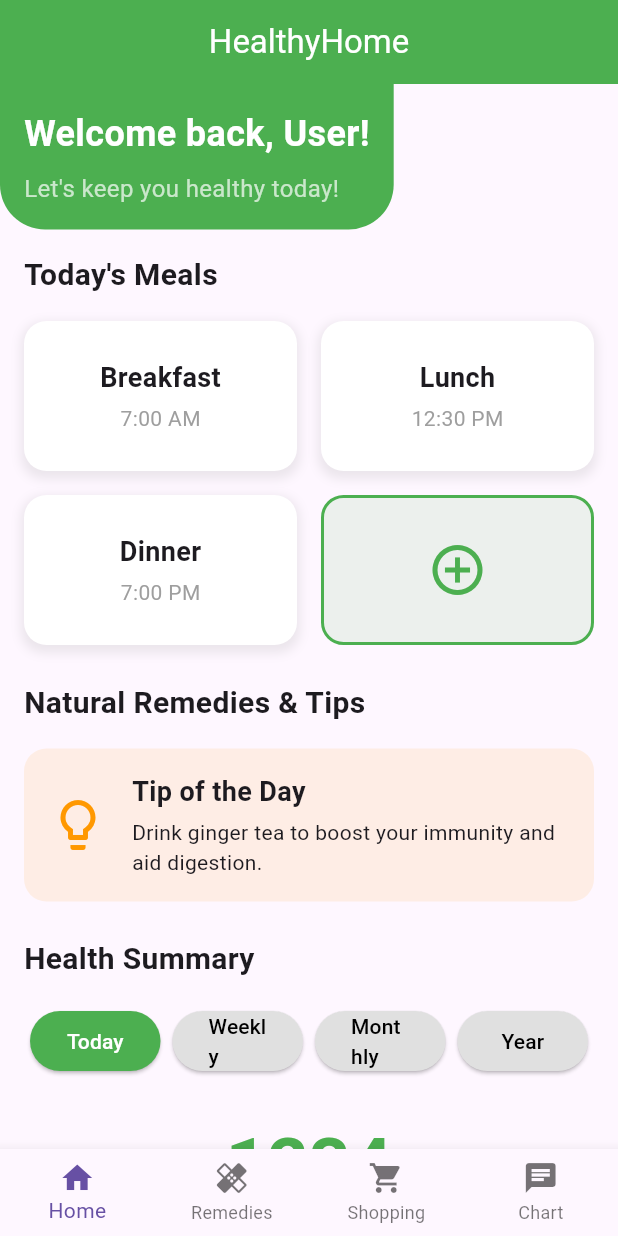
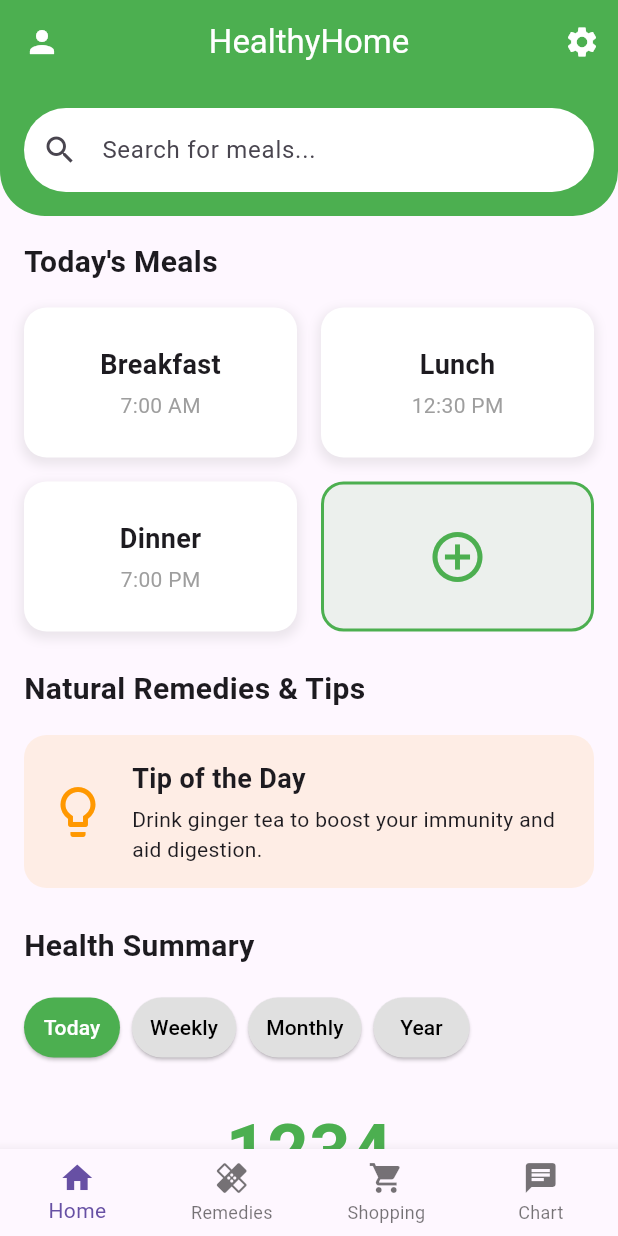
Before and after one commit to Fessynam/Smart_Health_Home, a Flutter app: the screen it shows after launch, on a phone screen of 412 x 824 dp. Run offline on Flutter 3.47's test engine with Material 3 defaults, Android fonts, the light colour scheme and no system bars; our stand-ins replace flutter_chat_types, flutter_chat_ui.

Commit message:
home screen and shoplist

```diff
--- a/lib/home_screen.dart
+++ b/lib/home_screen.dart
@@ -6,10 +6,33 @@ class HomeScreen extends StatefulWidget {
   @override
   _HomeScreenState createState() => _HomeScreenState();
 }
-
 class _HomeScreenState extends State<HomeScreen> {
   String selectedPeriod = 'Today';
   int caloriesConsumed = 1234;
+  String searchQuery = '';
+  List<Meal> allMeals = [
+    Meal('Grilled Chicken Salad', 'https://bing.com/th?id=OSK.661aa6abe4e321b243ee34db4b45bc1c'),
+    Meal('Vegetable Stir Fry', 'https://th.bing.com/th/id/R.dbe7b9c9b422903d8b3b932f082dac6f?rik=2%2byVuXNBr%2fn5xA&pid=ImgRaw&r=0'),
+    Meal('Salmon with Roasted Vegetables', 'https://th.bing.com/th/id/R.9d4b963d811b25920574222859a69d8a?rik=Vkx1rqMhIOZCgA&pid=ImgRaw&r=0'),
+    Meal('Quinoa Buddha Bowl', 'https://th.bing.com/th/id/R.10b8b66e515f2d17211970b0c80c230f?rik=7jaM%2b3sPS7CoOg&riu=http%3a%2f%2fimages.media-allrecipes.com%2fuserphotos%2f960x960%2f4565089.jpg&ehk=R%2fOehHHQfDhtWQTGl0tW%2bbEQAMVeZ%2fl2BZCMecppEMM%3d&risl=&pid=ImgRaw&r=0'),
+    Meal('Greek Yogurt Parfait', 'https://th.bing.com/th/id/R.a847e179c990961116cb839c8b198082?rik=cOOTboVAnFdxhA&pid=ImgRaw&r=0'),
+    Meal('Avocado Toast with Egg', 'https://example.com/avocado_toast_egg.jpg'),
+    Meal('Lentil Soup', 'https://example.com/lentil_soup.jpg'),
+    Meal('Grilled Tofu Skewers', 'https://example.com/grilled_tofu_skewers.jpg'),
+    Meal('Spinach and Feta Omelette', 'https://example.com/spinach_feta_omelette.jpg'),
+    Meal('Turkey and Hummus Wrap', 'https://example.com/turkey_hummus_wrap.jpg'),
+    Meal('Baked Sweet Potato with Black Beans', 'https://example.com/sweet_potato_black_beans.jpg'),
+    Meal('Tuna Nicoise Salad', 'https://example.com/tuna_nicoise_salad.jpg'),
+    Meal('Mushroom Risotto', 'https://example.com/mushroom_risotto.jpg'),
+    Meal('Chicken and Vegetable Soup', 'https://example.com/chicken_vegetable_soup.jpg'),
+    Meal('Whole Grain Pasta with Tomato Sauce', 'https://example.com/whole_grain_pasta_tomato.jpg'),
+    Meal('Veggie Burger with Sweet Potato Fries', 'https://example.com/veggie_burger_fries.jpg'),
+    Meal('Fruit and Nut Oatmeal', 'https://example.com/fruit_nut_oatmeal.jpg'),
+    Meal('Grilled Shrimp Skewers', 'https://example.com/grilled_shrimp_skewers.jpg'),
+    Meal('Caprese Sandwich', 'https://example.com/caprese_sandwich.jpg'),
+    Meal('Stuffed Bell Peppers', 'https://example.com/stuffed_bell_peppers.jpg'),
+  ];
+  List<Meal> searchResults = [];// You'll need to define a Meal class
 
   @override
   Widget build(BuildContext context) {
@@ -20,6 +43,20 @@ class _HomeScreenState extends State<HomeScreen> {
         backgroundColor: Colors.green,
         foregroundColor: Colors.white,
         elevation: 0,
+        leading: IconButton(
+          icon: Icon(Icons.person),
+          onPressed: () {
+            // TODO: Implement profile action
+          },
+        ),
+        actions: [
+          IconButton(
+            icon: Icon(Icons.settings),
+            onPressed: () {
+              // TODO: Implement settings action
+            },
+          ),
+        ],
       ),
       body: SingleChildScrollView(
         child: Column(
@@ -31,6 +68,7 @@ class _HomeScreenState extends State<HomeScreen> {
               child: Column(
                 crossAxisAlignment: CrossAxisAlignment.start,
                 children: [
+                  _buildSearchResults(),
                   _buildMealsSection(),
                   const SizedBox(height: 24),
                   _buildRemediesSection(),
@@ -55,23 +93,79 @@ class _HomeScreenState extends State<HomeScreen> {
           bottomRight: Radius.circular(30),
         ),
       ),
-      child: Column(
+      child: TextField(
+        decoration: InputDecoration(
+          hintText: 'Search for meals...',
+          fillColor: Colors.white,
+          filled: true,
+          border: OutlineInputBorder(
+            borderRadius: BorderRadius.circular(30),
+            borderSide: BorderSide.none,
+          ),
+          prefixIcon: Icon(Icons.search),
+        ),
+        onChanged: (value) {
+          setState(() {
+            searchQuery = value;
+            searchResults = allMeals
+                .where((meal) =>
+                meal.name.toLowerCase().contains(searchQuery.toLowerCase()))
+                .toList();
+          });
+        },
+      ),
+    );
+  }
+
+  Widget _buildSearchResults() {
+    if (searchQuery.isEmpty) return SizedBox.shrink();
+
+    return Column(
       crossAxisAlignment: CrossAxisAlignment.start,
       children: [
-          Text(
-            'Welcome back, User!',
-            style: TextStyle(fontSize: 24, fontWeight: FontWeight.bold, color: Colors.white),
+        Padding(
+          padding: const EdgeInsets.symmetric(vertical: 16.0),
+          child: Text(
+            'Results',
+            style: TextStyle(fontSize: 20, fontWeight: FontWeight.bold),
+          ),
+        ),
+        Container(
+          height: 120,
+          child: ListView.builder(
+            scrollDirection: Axis.horizontal,
+            itemCount: searchResults.length,
+            itemBuilder: (context, index) {
+              return Padding(
+                padding: const EdgeInsets.only(right: 16.0),
+                child: Column(
+                  children: [
+                    Container(
+                      width: 80,
+                      height: 80,
+                      decoration: BoxDecoration(
+                        borderRadius: BorderRadius.circular(10),
+                        image: DecorationImage(
+                          image: NetworkImage(searchResults[index].imageUrl),
+                          fit: BoxFit.cover,
+                        ),
+                      ),
                     ),
                     SizedBox(height: 8),
                     Text(
-            'Let\'s keep you healthy today!',
-            style: TextStyle(fontSize: 16, color: Colors.white70),
+                      searchResults[index].name,
+                      style: TextStyle(fontSize: 14),
                     ),
                   ],
                 ),
               );
+            },
+          ),
+        ),
+      ],
+    );
   }
-
+// A search bar should be here
   Widget _buildMealsSection() {
     return Column(
       crossAxisAlignment: CrossAxisAlignment.start,
@@ -193,17 +287,19 @@ class _HomeScreenState extends State<HomeScreen> {
   }
 
   Widget _buildPeriodButtons() {
-    return Row(
+    return Wrap(
+      alignment: WrapAlignment.spaceEvenly,
+      spacing: 8, // Horizontal space between buttons
+      runSpacing: 8, // Vertical space between rows if buttons wrap
       children: ['Today', 'Weekly', 'Monthly', 'Year'].map((period) {
-        return Expanded(
-          child: Padding(
-            padding: const EdgeInsets.symmetric(horizontal: 4),
+        return IntrinsicWidth( // This ensures the button width is based on its content
           child: ElevatedButton(
             onPressed: () => setState(() => selectedPeriod = period),
             child: Text(period),
             style: ElevatedButton.styleFrom(
-                foregroundColor: selectedPeriod == period ? Colors.white : Colors.black, backgroundColor: selectedPeriod == period ? Colors.green : Colors.grey[300],
-              ),
+              foregroundColor: selectedPeriod == period ? Colors.white : Colors.black,
+              backgroundColor: selectedPeriod == period ? Colors.green : Colors.grey[300],
+              padding: EdgeInsets.symmetric(horizontal: 12, vertical: 8), // Adjust padding as needed
             ),
           ),
         );
@@ -255,3 +351,10 @@ class _HomeScreenState extends State<HomeScreen> {
     );
   }
 }
+
+class Meal {
+  final String name;
+  final String imageUrl;
+
+  Meal(this.name, this.imageUrl);
+}
```
Also changed, not shown: lib/shopping_list_screen.dart (+51 -8 lines). Lines whose indentation alone changed are shown as unchanged.
